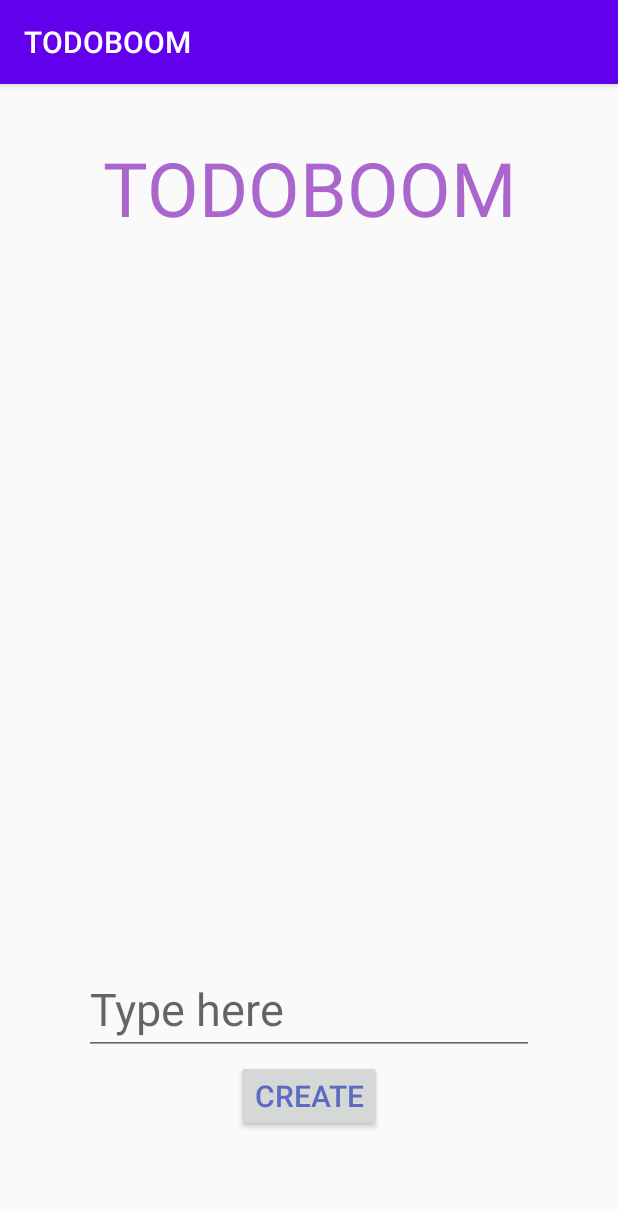
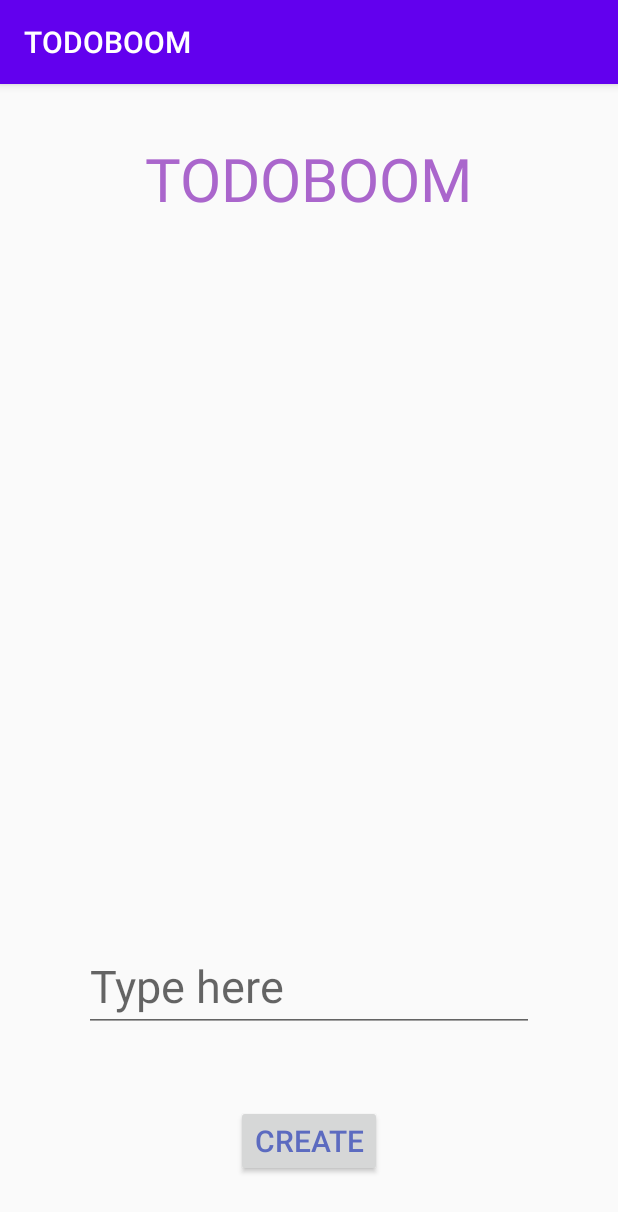
Before and after one commit to RotemShavit/ex1, an Android app: the screen it shows after launch (MainActivity), after a tap on "CREATE", on a phone screen of 412 x 824 dp. Shown: the top 1212 px of the screen. Run offline under Robolectric (Android 15) with nearby library versions, the phone set to English and light mode, and no system bars.

Commit message:
added a checkbox. needs to add OnItemClick logic. Myabe adjust button position

```diff
--- a/app/src/main/java/com/example/ex1/MainActivity.java
+++ b/app/src/main/java/com/example/ex1/MainActivity.java
@@ -38,6 +38,7 @@ public class MainActivity extends AppCompatActivity {
                 String str = edit.getText().toString();
                 String empty_str = "";
                 String error_msg = "OOPS!\nYOU CAN NOT CREATE AN EMPTY TODOBOOM :)";
+                edit.setText(empty_str);
                 Context context = getApplicationContext();
                 if(str.equals(empty_str))
                 {
--- a/app/src/main/res/layout/activity_main.xml
+++ b/app/src/main/res/layout/activity_main.xml
@@ -8,7 +8,7 @@
 
     <TextView
         android:id="@+id/TODOBOOM"
-        android:textSize="50sp"
+        android:textSize="40sp"
         android:layout_width="wrap_content"
         android:layout_height="wrap_content"
         android:text="TODOBOOM"
@@ -24,11 +24,11 @@
         android:layout_width="match_parent"
         android:layout_height="0dp"
         android:scrollbars="vertical"
+        app:layout_constraintBottom_toTopOf="@id/EditText"
+        app:layout_constraintEnd_toEndOf="parent"
         app:layout_constraintHeight_percent="0.5"
         app:layout_constraintStart_toStartOf="parent"
-        app:layout_constraintEnd_toEndOf="parent"
-        app:layout_constraintBottom_toTopOf="@id/EditText"
-        app:layout_constraintTop_toBottomOf="@id/TODOBOOM"/>
+        app:layout_constraintTop_toBottomOf="@+id/TODOBOOM" />
 
     <EditText
         android:id="@+id/EditText"
@@ -37,11 +37,11 @@
         android:hint="Type here"
         android:inputType="text"
         android:textSize="30sp"
-        app:layout_constraintBottom_toBottomOf="parent"
+        app:layout_constraintBottom_toTopOf="@id/create_button"
         app:layout_constraintEnd_toEndOf="parent"
         app:layout_constraintStart_toStartOf="parent"
-        app:layout_constraintTop_toBottomOf="@+id/TODOBOOM"
-        app:layout_constraintVertical_bias="0.8" />
+        app:layout_constraintTop_toBottomOf="@+id/recycle"
+        app:layout_constraintVertical_bias="0" />
 
     <Button
         android:id="@+id/create_button"
@@ -52,8 +52,8 @@
         android:textSize="20sp"
         app:layout_constraintEnd_toEndOf="parent"
         app:layout_constraintStart_toStartOf="parent"
-        app:layout_constraintTop_toBottomOf="@+id/EditText"
+        app:layout_constraintTop_toBottomOf="@+id/recycle"
         app:layout_constraintBottom_toBottomOf="parent"
-        app:layout_constraintVertical_bias="0.05"/>
+        app:layout_constraintVertical_bias="0.8" />
 
 </androidx.constraintlayout.widget.ConstraintLayout>
```
Also changed, not shown: app/src/main/res/layout/item_todoboom.xml (+10 -0 lines).
